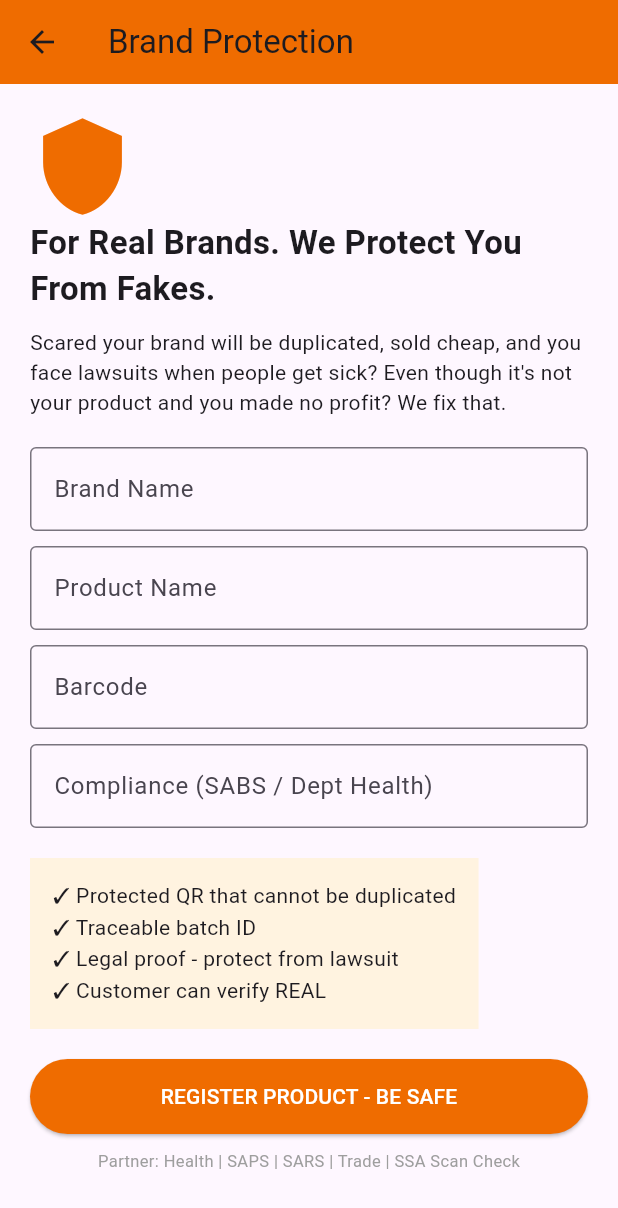
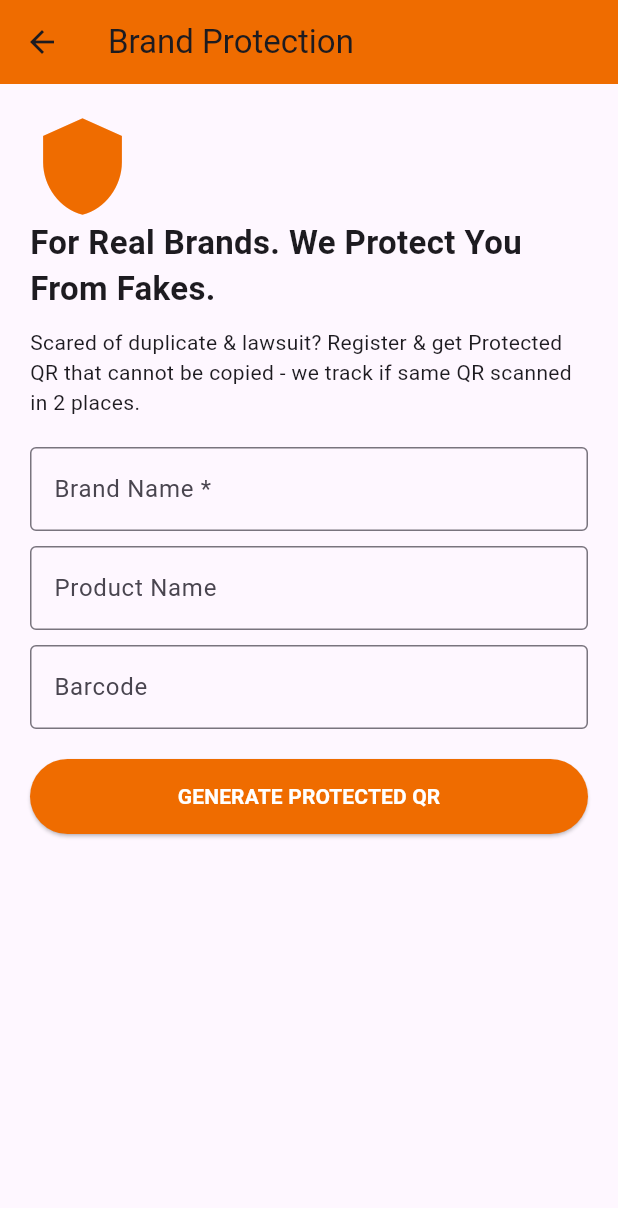
Before and after one commit to tmpalala-crypto/Scansafeafrica-boards-, a Flutter app: the BrandProtectionPage screen opened directly, on a phone screen of 412 x 824 dp. Shown: the top 1208 px of the screen. Run offline on Flutter 3.47's test engine with Material 3 defaults, Android fonts, the phone set to English and light mode, and no system bars; our stand-ins replace cloud_firestore, firebase_core, geolocator, qr_flutter; accounts and stored records are empty.

Commit message:
Update main.dart

```diff
--- a/lib/main.dart
+++ b/lib/main.dart
@@ -3,6 +3,7 @@ import 'package:firebase_core/firebase_core.dart';
 import 'package:cloud_firestore/cloud_firestore.dart';
 import 'package:geolocator/geolocator.dart';
 import 'package:url_launcher/url_launcher.dart';
+import 'package:qr_flutter/qr_flutter.dart';
 import 'firebase_options.dart';
 
 void main() async {
@@ -13,8 +14,7 @@ void main() async {
 
 class MyApp extends StatelessWidget {
   const MyApp({super.key});
-  @override
-  Widget build(BuildContext context) {
+  @override Widget build(BuildContext context) {
     return MaterialApp(debugShowCheckedModeBanner: false, title: 'ScanSafeAfrica', theme: ThemeData(primarySwatch: Colors.green), home: const MainNav());
   }
 }
@@ -26,25 +26,19 @@ class _MainNavState extends State<MainNav> {
   @override Widget build(BuildContext context) {
     return Scaffold(
       drawer: Drawer(
-        child: ListView(
-          children: [
-            DrawerHeader(
-              decoration: BoxDecoration(color: Colors.green[800]),
-              child: Column(crossAxisAlignment: CrossAxisAlignment.start, children: [
-                Icon(Icons.verified_user, color: Colors.white, size: 50),
-                SizedBox(height: 10),
+        child: ListView(children: [
+            DrawerHeader(decoration: BoxDecoration(color: Colors.green[800]), child: Column(crossAxisAlignment: CrossAxisAlignment.start, children: [
+                Icon(Icons.verified_user, color: Colors.white, size: 50), SizedBox(height: 10),
                 Text("ScanSafeAfrica", style: TextStyle(color: Colors.white, fontSize: 22, fontWeight: FontWeight.bold)),
                 Text("Clean Our Country. Stop Fakes.", style: TextStyle(color: Colors.white70, fontSize: 12)),
-              ]),
-            ),
+            ])),
             ListTile(leading: Icon(Icons.qr_code_scanner, color: Colors.green), title: Text("PPL SCAN"), onTap: (){ Navigator.pop(context); setState((){_index=0;}); }),
             ListTile(leading: Icon(Icons.verified_user, color: Colors.orange), title: Text("INSPECTION"), onTap: (){ Navigator.pop(context); setState((){_index=1;}); }),
             ListTile(leading: Icon(Icons.dashboard, color: Colors.blue), title: Text("BOARD"), onTap: (){ Navigator.pop(context); setState((){_index=2;}); }),
             Divider(),
-            ListTile(leading: Icon(Icons.flag, color: Colors.green[800]), title: Text("CEO Mission - Clean SA"), subtitle: Text("Fighting fake, corruption, xenophobia"), onTap: (){ Navigator.push(context, MaterialPageRoute(builder: (c)=>CEOMissionPage())); }),
-            ListTile(leading: Icon(Icons.shield, color: Colors.orange[800]), title: Text("For Brands - Get Protected"), subtitle: Text("Stop duplicate, avoid lawsuit"), onTap: (){ Navigator.push(context, MaterialPageRoute(builder: (c)=>BrandProtectionPage())); }),
-          ],
-        ),
+            ListTile(leading: Icon(Icons.flag, color: Colors.green[800]), title: Text("CEO Mission - Clean SA"), onTap: (){ Navigator.push(context, MaterialPageRoute(builder: (c)=>CEOMissionPage())); }),
+            ListTile(leading: Icon(Icons.shield, color: Colors.orange[800]), title: Text("For Brands - Get Protected"), onTap: (){ Navigator.push(context, MaterialPageRoute(builder: (c)=>BrandProtectionPage())); }),
+        ]),
       ),
       body: _pages[_index],
       bottomNavigationBar: BottomNavigationBar(currentIndex: _index, onTap: (i){ setState((){_index=i;}); }, items: [
@@ -56,7 +50,7 @@ class _MainNavState extends State<MainNav> {
   }
 }
 
-// --- YOUR ORIGINAL SCAN PAGE (kept) ---
+// --- PPL SCAN PAGE ---
 class PplScanPage extends StatefulWidget { const PplScanPage({super.key}); @override State<PplScanPage> createState()=> _PplScanPageState(); }
 class _PplScanPageState extends State<PplScanPage> {
   final brandCtrl=TextEditingController(); final shopCtrl=TextEditingController();
@@ -65,7 +59,7 @@ class _PplScanPageState extends State<PplScanPage> {
     setState((){loading=true; status="Getting GPS...";});
     try{
       if(!await Geolocator.isLocationServiceEnabled()){setState((){status="Turn ON Location"; loading=false;}); return;}
-      var perm=await Geolocator.checkPermission(); if(perm==LocationPermission.denied){ perm=await Geolocator.requestPermission(); if(perm==LocationPermission.denied){setState((){status="Location denied forever"; loading=false;}); return;}}
+      var perm=await Geolocator.checkPermission(); if(perm==LocationPermission.denied){ perm=await Geolocator.requestPermission();}
       var pos=await Geolocator.getCurrentPosition(desiredAccuracy: LocationAccuracy.high);
       setState((){lat=pos.latitude.toString(); lng=pos.longitude.toString(); status="GPS Locked!"; loading=false;});
     }catch(e){setState((){status="GPS Error: $e"; loading=false;});}
@@ -74,21 +68,20 @@ class _PplScanPageState extends State<PplScanPage> {
     if(brandCtrl.text.isEmpty||shopCtrl.text.isEmpty){setState((){status="Fill Brand & Shop!";}); return;}
     try{
       await FirebaseFirestore.instance.collection('scans').add({
-        'brand': brandCtrl.text, 'shop': shopCtrl.text, 'lat': lat, 'lng': lng, 'timestamp': FieldValue.serverTimestamp(),
-        'status': 'reported', 'isFake': false,
+        'brand': brandCtrl.text, 'shop': shopCtrl.text, 'lat': lat, 'lng': lng, 'timestamp': FieldValue.serverTimestamp(), 'status': 'reported',
       });
       setState((){status="Saved! Thank you for cleaning SA!";}); brandCtrl.clear(); shopCtrl.clear();
     }catch(e){setState((){status="Error: $e";});}
   }
   @override Widget build(BuildContext context){
-    return Scaffold(appBar: AppBar(title: Text("ScanSafeAfrica - PPL Scan")), body: Padding(padding: EdgeInsets.all(16), child: Column(children: [
+    return Scaffold(appBar: AppBar(title: Text("ScanSafeAfrica - PPL SCAN")), body: Padding(padding: EdgeInsets.all(16), child: Column(children: [
       TextField(controller: brandCtrl, decoration: InputDecoration(labelText: "Brand / Product Name", border: OutlineInputBorder())),
       SizedBox(height: 10),
       TextField(controller: shopCtrl, decoration: InputDecoration(labelText: "Shop Name", border: OutlineInputBorder())),
       SizedBox(height: 10),
-      Row(children: [ElevatedButton(onPressed: getLocation, child: Text(loading?"...":"Get Location")), SizedBox(width: 10), Text(status)]),
+      Row(children: [ElevatedButton(onPressed: getLocation, child: Text(loading?"...":"Get Location")), SizedBox(width: 10), Expanded(child: Text(status))]),
       SizedBox(height: 10),
-      ElevatedButton(style: ElevatedButton.styleFrom(minimumSize: Size(double.infinity, 50), backgroundColor: Colors.green[800]), onPressed: saveToFirebase, child: Text("SCAN & REPORT", style: TextStyle(color: Colors.white))),
+      ElevatedButton(style: ElevatedButton.styleFrom(minimumSize: Size(double.infinity, 50), backgroundColor: Colors.green[800]), onPressed: saveToFirebase, child: Text("SCAN & REPORT FAKE", style: TextStyle(color: Colors.white))),
     ])));
   }
 }
@@ -96,41 +89,56 @@ class _PplScanPageState extends State<PplScanPage> {
 class InspectionPage extends StatelessWidget { const InspectionPage({super.key}); @override Widget build(BuildContext context){ return Scaffold(appBar: AppBar(title: Text("Inspection")), body: Center(child: Text("Inspection Dashboard - Dept can view reports here"))); } }
 class BoardPage extends StatelessWidget { const BoardPage({super.key}); @override Widget build(BuildContext context){ return Scaffold(appBar: AppBar(title: Text("Board")), body: Center(child: Text("Board - Analytics of fakes in SA"))); } }
 
-// --- NEW CEO MISSION PAGE ---
+// --- CEO MISSION PAGE ---
 class CEOMissionPage extends StatelessWidget {
   @override Widget build(BuildContext context){
     return Scaffold(appBar: AppBar(title: Text("CEO Mission"), backgroundColor: Colors.green[800]), body: SingleChildScrollView(padding: EdgeInsets.all(20), child: Column(crossAxisAlignment: CrossAxisAlignment.start, children: [
       Text("Clean Our Country. Stop Duplicate. Create Jobs.", style: TextStyle(fontSize: 22, fontWeight: FontWeight.bold)),
       SizedBox(height: 15),
-      Text("We face health problems because of the food we eat. We blame brands and forget that we buy FAKE stuff.\n\nWe need to clean our country and stop duplication. Every product must be registered and all departments need to do their jobs. SSA wants to partner with them on Scan Check, Inspection and Law must do their work.\n\nFIGHTING FAKE, CORRUPTION & XENOPHOBIA:\nFake products make our communities sick and divide us. When kids get sick from spaza shops, we blame each other, but the real enemy is fake compliance. We must decrease xenophobia in our society.\n\nBOOST ECONOMY & JOBS:\nTo boost the economy, we help real brands not be faked. If you make a product, you must be accountable - meet all requirements and compliance. That way we create more job opportunities.\n\nPROTECT NEW BRANDS:\nI want new brands to trust the system without being scared of being duplicated and sold cheap, then got blamed and face lawsuits because it's their name product sold but no profit for them. It's small percentage real, then a lot of stock outside is duplicate.\n\nOur solution is traceability - every real product gets a protected identity.", style: TextStyle(fontSize: 16, height: 1.5)),
+      Text("We face health problems because of the food we eat. We blame brands and forget that we buy FAKE stuff.\n\nWe need to clean our country and stop duplication. Every product must be registered and all departments need to do their jobs. SSA wants to partner with them on Scan Check, Inspection and Law must do their work.\n\nFIGHTING FAKE, CORRUPTION & XENOPHOBIA:\nFake products make our communities sick and divide us. When kids get sick from spaza shops, we blame each other, but the real enemy is fake compliance. We must decrease xenophobia.\n\nBOOST ECONOMY & JOBS:\nIf you make a product, you must be accountable - meet all requirements and compliance. That way we create more job opportunities.\n\nPROTECT NEW BRANDS:\nI want new brands to trust the system without being scared of being duplicated and sold cheap, then got blamed and face lawsuits because it's their name product sold but no profit for them.", style: TextStyle(fontSize: 16, height: 1.5)),
       SizedBox(height: 20),
       Text("- Qiniso Mark, Founder & CEO, Bethelsdorp, Gqeberha", style: TextStyle(fontWeight: FontWeight.bold, fontStyle: FontStyle.italic)),
     ])));
   }
 }
 
-// --- NEW BRAND PROTECTION PAGE ---
-class BrandProtectionPage extends StatelessWidget {
+// --- BRAND PROTECTION PAGE WITH QR GENERATOR ---
+class BrandProtectionPage extends StatefulWidget { @override State<BrandProtectionPage> createState() => _BrandProtectionPageState(); }
+class _BrandProtectionPageState extends State<BrandProtectionPage> {
+  final brandCtrl=TextEditingController(); final productCtrl=TextEditingController(); final barcodeCtrl=TextEditingController();
+  String generatedQR = "";
+  void generateQR(){
+    if(brandCtrl.text.isEmpty) return;
+    String secret = DateTime.now().millisecondsSinceEpoch.toString();
+    String data = "SSA-REAL|${brandCtrl.text}|${productCtrl.text}|${barcodeCtrl.text}|$secret|Bethelsdorp";
+    setState((){ generatedQR = data; });
+    // Save to Firebase for tracking
+    FirebaseFirestore.instance.collection('protected_brands').add({
+      'brand': brandCtrl.text, 'product': productCtrl.text, 'barcode': barcodeCtrl.text, 'qr_data': data, 'created': FieldValue.serverTimestamp(),
+    });
+  }
   @override Widget build(BuildContext context){
     return Scaffold(appBar: AppBar(title: Text("Brand Protection"), backgroundColor: Colors.orange[800]), body: SingleChildScrollView(padding: EdgeInsets.all(20), child: Column(crossAxisAlignment: CrossAxisAlignment.start, children: [
       Icon(Icons.shield, size: 70, color: Colors.orange[800]),
       Text("For Real Brands. We Protect You From Fakes.", style: TextStyle(fontSize: 22, fontWeight: FontWeight.bold)),
       SizedBox(height: 10),
-      Text("Scared your brand will be duplicated, sold cheap, and you face lawsuits when people get sick? Even though it's not your product and you made no profit? We fix that."),
+      Text("Scared of duplicate & lawsuit? Register & get Protected QR that cannot be copied - we track if same QR scanned in 2 places."),
       SizedBox(height: 20),
-      TextField(decoration: InputDecoration(labelText: "Brand Name", border: OutlineInputBorder())),
+      TextField(controller: brandCtrl, decoration: InputDecoration(labelText: "Brand Name *", border: OutlineInputBorder())),
       SizedBox(height: 10),
-      TextField(decoration: InputDecoration(labelText: "Product Name", border: OutlineInputBorder())),
+      TextField(controller: productCtrl, decoration: InputDecoration(labelText: "Product Name", border: OutlineInputBorder())),
       SizedBox(height: 10),
-      TextField(decoration: InputDecoration(labelText: "Barcode", border: OutlineInputBorder())),
-      SizedBox(height: 10),
-      TextField(decoration: InputDecoration(labelText: "Compliance (SABS / Dept Health)", border: OutlineInputBorder())),
+      TextField(controller: barcodeCtrl, decoration: InputDecoration(labelText: "Barcode", border: OutlineInputBorder())),
       SizedBox(height: 20),
-      Container(padding: EdgeInsets.all(15), color: Colors.orange[50], child: Text("✓ Protected QR that cannot be duplicated\n✓ Traceable batch ID\n✓ Legal proof - protect from lawsuit\n✓ Customer can verify REAL")),
+      ElevatedButton(style: ElevatedButton.styleFrom(minimumSize: Size(double.infinity, 50), backgroundColor: Colors.orange[800]), onPressed: generateQR, child: Text("GENERATE PROTECTED QR", style: TextStyle(color: Colors.white, fontWeight: FontWeight.bold))),
       SizedBox(height: 20),
-      ElevatedButton(style: ElevatedButton.styleFrom(minimumSize: Size(double.infinity, 50), backgroundColor: Colors.orange[800]), onPressed: (){}, child: Text("REGISTER PRODUCT - BE SAFE", style: TextStyle(color: Colors.white))),
-      SizedBox(height: 10),
-      Center(child: Text("Partner: Health | SAPS | SARS | Trade | SSA Scan Check", style: TextStyle(fontSize: 11, color: Colors.grey))),
+      if(generatedQR.isNotEmpty) Center(child: Column(children: [
+        Container(padding: EdgeInsets.all(15), color: Colors.white, child: QrImageView(data: generatedQR, version: QrVersions.auto, size: 220)),
+        SizedBox(height: 10),
+        Text(generatedQR, textAlign: TextAlign.center, style: TextStyle(fontSize: 10, color: Colors.grey)),
+        SizedBox(height: 10),
+        Container(padding: EdgeInsets.all(12), color: Colors.green[50], child: Text("✅ SAVED TO FIREBASE\nThis QR is now protected. If someone copies it, your PPL SCAN will alert: SCANNED BEFORE IN ANOTHER LOCATION = FAKE!", style: TextStyle(fontWeight: FontWeight.bold))),
+      ])),
     ])));
   }
 }
```
